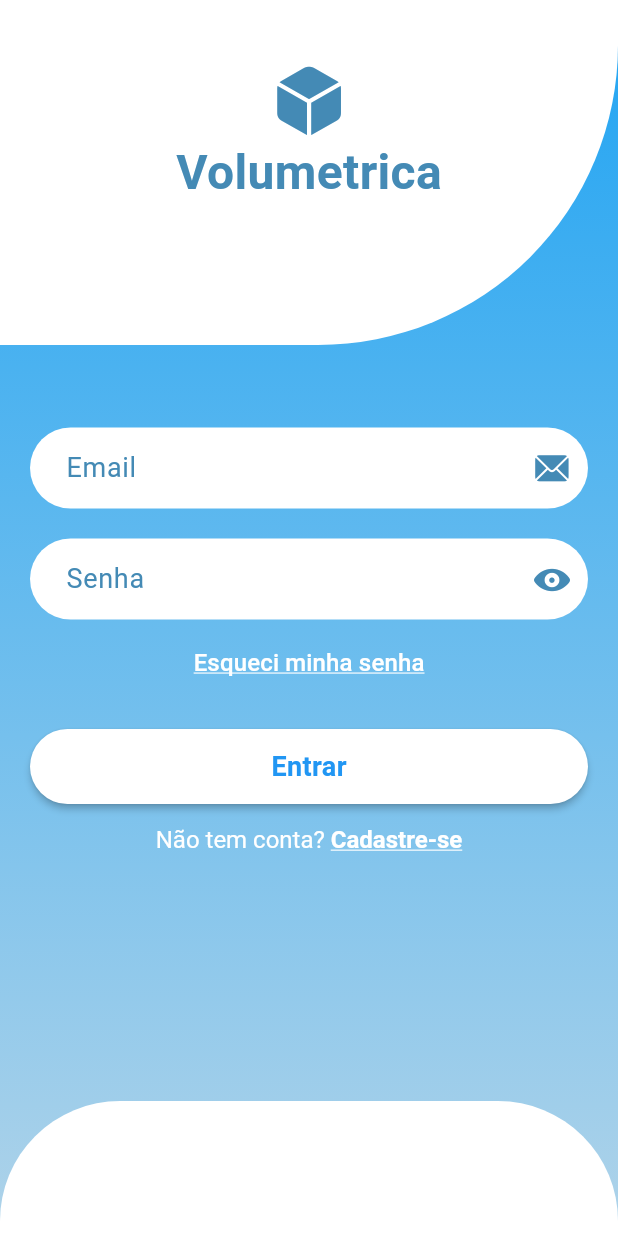
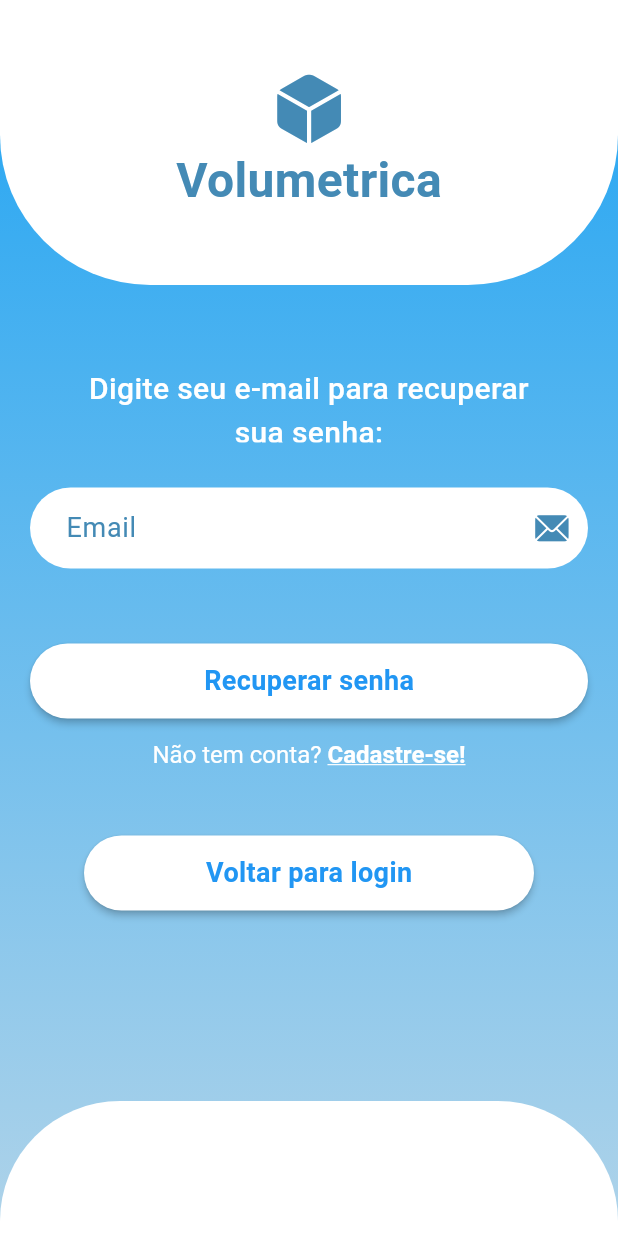
Before and after one commit to WKO8/Volumetrica, a Flutter app: the SignIn screen opened by its route, after a tap on "Esqueci minha senha", on a phone screen of 412 x 824 dp. Run offline on Flutter 3.47's test engine with Material 3 defaults, Android fonts, the light colour scheme and no system bars; our stand-ins replace camera.

Commit message:
Add camera on home & Fix overflow
- Add camera plugin and widget
- Fix overflow about page
- Add recovery page
- Changed application name (volumetrica -> Volumetrica)

```diff
--- /dev/null
+++ b/lib/pages/recovery.dart
@@ -0,0 +1,195 @@
+import 'package:flutter/material.dart';
+import 'package:flutter/cupertino.dart';
+import 'package:volumetrica/widgets/custom_button.dart';
+import 'package:volumetrica/widgets/custom_text_field.dart';
+
+class Recovery extends StatelessWidget {
+ const Recovery({super.key});
+
+ @override
+ Widget build(BuildContext context) {
+  return Scaffold(
+    body: SafeArea(
+      child: Container(
+        decoration: const BoxDecoration(
+          gradient: LinearGradient(
+            begin: Alignment.topCenter,
+            end: Alignment.bottomCenter,
+            colors: [
+              Color(0xFF20A4F3), // Cor inicial do gradiente
+              Color(0xFFAFD3E9), // Cor final do gradiente
+            ],
+          ),
+        ),
+        child: Column(
+          children: [
+            // Primeiro container: Header com ícone
+            Container(
+              height: 190,
+              decoration: const BoxDecoration(
+                color: Colors.white,
+                borderRadius: BorderRadius.only(
+                  bottomLeft: Radius.circular(100),
+                  bottomRight: Radius.circular(100),
+              ),
+              ),
+              child: const Center(
+                child: Column(
+                  mainAxisAlignment: MainAxisAlignment.center,
+                  crossAxisAlignment: CrossAxisAlignment.center,
+                  children: [
+                    Icon(
+                      CupertinoIcons.cube_fill,
+                      size: 50,
+                      color: Color(0xFF448AB5),
+                    ),
+                    Text(
+                      "Volumetrica",
+                      style: TextStyle(
+                        color: Color(0xFF448AB5),
+                        fontSize: 32,
+                        fontWeight: FontWeight.w600
+                      ),
+                    )
+                  ],
+                ),
+              ),
+            ),
+            // Segundo container: Campos de entrada e textos clicáveis
+            Expanded(
+              child: Container(
+                padding: const EdgeInsets.only(left: 20, right: 20, top: 55),
+                child: Center(
+                  child: Column(
+                    mainAxisAlignment: MainAxisAlignment.start,
+                    children: [
+                      const SizedBox(
+                        width: 300,
+                        height: 50,
+                        child: Text(
+                          'Digite seu e-mail para recuperar sua senha:',
+                          softWrap: true,
+                          textAlign: TextAlign.center,
+                          style: TextStyle(
+                            color: Colors.white,
+                            fontSize: 20,
+                            fontFamily: 'Roboto',
+                            fontWeight: FontWeight.w500
+                          ),
+                        ),
+                      ),
+                      const SizedBox(height: 30),
+                      const CustomTextField(
+                        text: 'Email',
+                        textStyle: TextStyle(
+                          color: Color(0xFF448AB5),
+                          fontSize: 18
+                        ),
+                        backgroundColor: Colors.white,
+                        border: OutlineInputBorder(
+                          borderRadius: BorderRadius.all(Radius.circular(50)),
+                          borderSide: BorderSide.none
+                        ),
+                        icon: Icon(
+                          CupertinoIcons.mail_solid,
+                          color: Color(0xFF448AB5),
+                        )
+                      ),
+                      const SizedBox(height: 50),
+                      Column(
+                        children: [
+                          Builder(builder: (BuildContext context) {
+                            return CustomButton(
+                              scaffoldContext: context,
+                              content: const Text(
+                                'Recuperar senha',
+                                style: TextStyle(
+                                  fontWeight: FontWeight.bold,
+                                  color: Colors.blue,
+                                  fontSize: 18
+                                ),
+                              ),
+                              borderRadius: BorderRadius.circular(50),
+                              width: 400,
+                              height: 50,
+                              color: Colors.white,
+                              onPressed: () => {
+                                Navigator.pushNamed(context, '/home')
+                              },
+                            );
+                          }),
+                          TextButton(
+                            onPressed: () {
+                              Navigator.pushNamed(context, '/signin');
+                            },
+                            child: RichText(
+                              text: const TextSpan(
+                                children: [
+                                  TextSpan(
+                                    text: 'Não tem conta? ',
+                                    style: TextStyle(
+                                      fontSize: 16,
+                                      color: Colors.white
+                                    )
+                                  ),
+                                  TextSpan(
+                                    text: 'Cadastre-se!',
+                                    style: TextStyle(
+                                      fontWeight: FontWeight.bold,
+                                      fontSize: 16,
+                                      color: Colors.white,
+                                      decoration: TextDecoration.underline,
+                                      decorationColor: Colors.white,
+                                    ),
+                                  ),
+                                ],
+                              ),
+                            ),
+                          ),
+                        ],
+                      ),
+                      const SizedBox(height: 30),
+                      Builder(builder: (BuildContext context) {
+                        return CustomButton(
+                          scaffoldContext: context,
+                          content: const Text(
+                            'Voltar para login',
+                            style: TextStyle(
+                              fontWeight: FontWeight.bold,
+                              color: Colors.blue,
+                              fontSize: 18
+                            ),
+                          ),
+                          borderRadius: BorderRadius.circular(50),
+                          width: 300,
+                          height: 50,
+                          color: Colors.white,
+                          onPressed: () => {
+                            Navigator.pushNamed(context, '/signin')
+                          },
+                        );
+                      }),
+                      const SizedBox(height: 30),
+                    ],
+                  ),
+                ),
+              ),
+            ),
+            // Terceiro container: Botão de login
+            Container(
+              height: 90,
+              decoration: const BoxDecoration(
+                color: Colors.white,
+                borderRadius: BorderRadius.only(
+                  topLeft: Radius.circular(80),
+                  topRight: Radius.circular(80),
+                ),
+              ),
+            ),
+          ],
+        ),
+      ),
+    ),
+  );
+ }
+}
--- a/lib/pages/signin.dart
+++ b/lib/pages/signin.dart
@@ -99,7 +99,7 @@ class SignIn extends StatelessWidget {
                     const SizedBox(height: 5),
                     TextButton(
                       onPressed: () {
-                        // Implemente a lógica para recuperação de senha aqui
+                        Navigator.pushNamed(context, '/recovery');
                       },
                       child: const Text(
                         'Esqueci minha senha',
--- /dev/null
+++ b/lib/widgets/camera.dart
@@ -0,0 +1,62 @@
+import 'package:camera/camera.dart';
+import 'package:flutter/material.dart';
+
+Future<void> main() async {
+  WidgetsFlutterBinding.ensureInitialized();
+
+  final cameras = await availableCameras();
+  runApp(CameraApp( cameras: cameras));
+}
+
+/// CameraApp is the Main Application.
+class CameraApp extends StatefulWidget {
+  final List<CameraDescription> cameras;
+  /// Default Constructor
+  const CameraApp({super.key, required this.cameras});
+
+  @override
+  State<CameraApp> createState() => _CameraAppState();
+}
+
+class _CameraAppState extends State<CameraApp> {
+  late CameraController controller;
+
+  @override
+  void initState() {
+    super.initState();
+    controller = CameraController(widget.cameras[0], ResolutionPreset.max);
+    controller.initialize().then((_) {
+      if (!mounted) {
+        return;
+      }
+      setState(() {});
+    }).catchError((Object e) {
+      if (e is CameraException) {
+        switch (e.code) {
+          case 'CameraAccessDenied':
+            // Handle access errors here.
+            break;
+          default:
+            // Handle other errors here.
+            break;
+        }
+      }
+    });
+  }
+
+  @override
+  void dispose() {
+    controller.dispose();
+    super.dispose();
+  }
+
+  @override
+  Widget build(BuildContext context) {
+    if (!controller.value.isInitialized) {
+      return Container();
+    }
+    return MaterialApp(
+      home: CameraPreview(controller),
+    );
+  }
+}
--- a/pubspec.yaml
+++ b/pubspec.yaml
@@ -35,6 +35,7 @@ dependencies:
   # The following adds the Cupertino Icons font to your application.
   # Use with the CupertinoIcons class for iOS style icons.
   cupertino_icons: ^1.0.6
+  camera: ^0.10.5+9
 
 dev_dependencies:
   flutter_test:
```
Also changed, not shown: lib/main.dart (+11 -5 lines), lib/pages/about.dart (+7 -4 lines), lib/pages/home.dart (+12 -2 lines), pubspec.lock, 3 other files.
